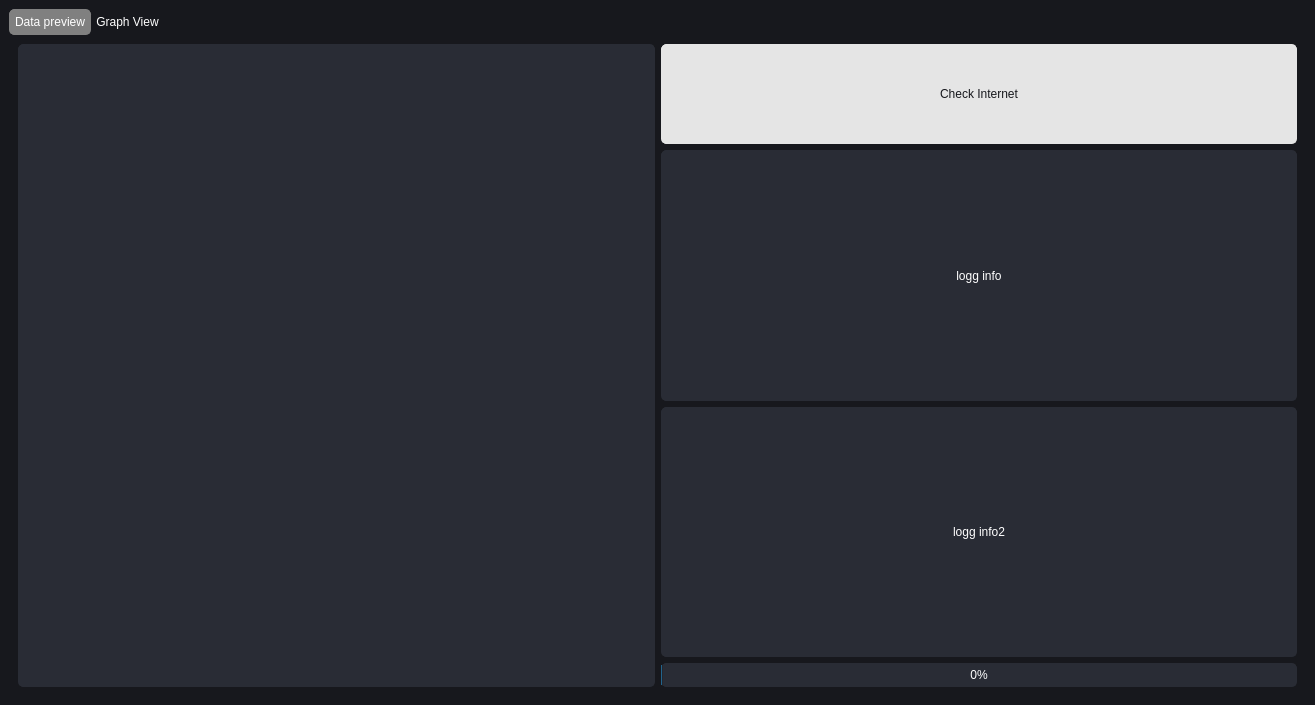
The window that load.ui (MarwanMagdy0/MyWe-Scraper) describes before a commit, drawn with Qt 5.
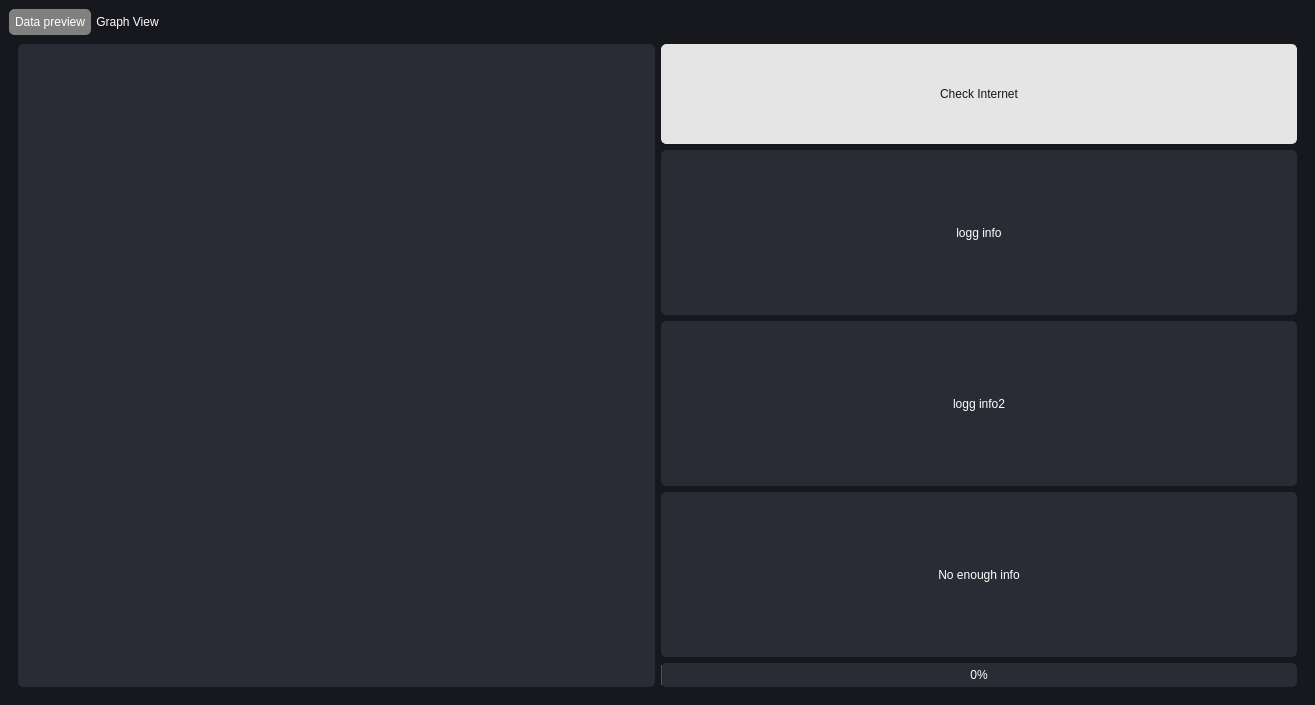
The same window after the commit. Custom widgets are drawn as their Qt base class.

Commit message: adding the when to stop label, that indicates how much time you need to reach zero diff

Diff of the .ui file:
```diff
--- a/load.ui
+++ b/load.ui
@@ -218,6 +218,16 @@
             </property>
            </widget>
           </item>
+          <item>
+           <widget class="QLabel" name="when_to_stop_label">
+            <property name="text">
+             <string>No enough info</string>
+            </property>
+            <property name="alignment">
+             <set>Qt::AlignCenter</set>
+            </property>
+           </widget>
+          </item>
           <item>
            <widget class="QProgressBar" name="progressBar">
             <property name="sizePolicy">
```
The commit also changes 3 other files.
